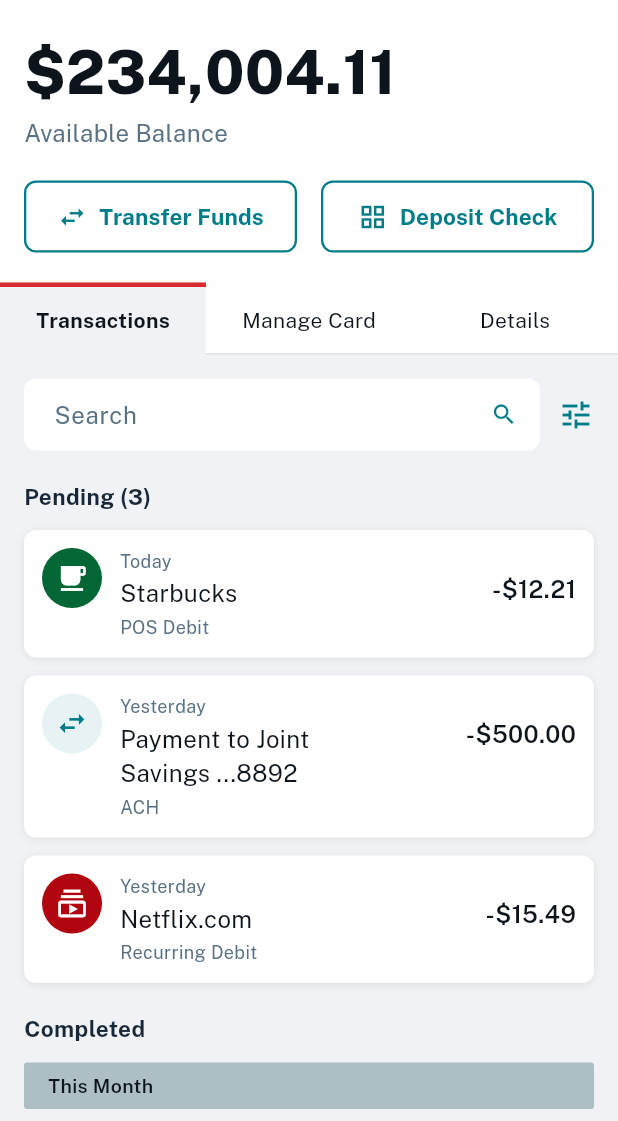
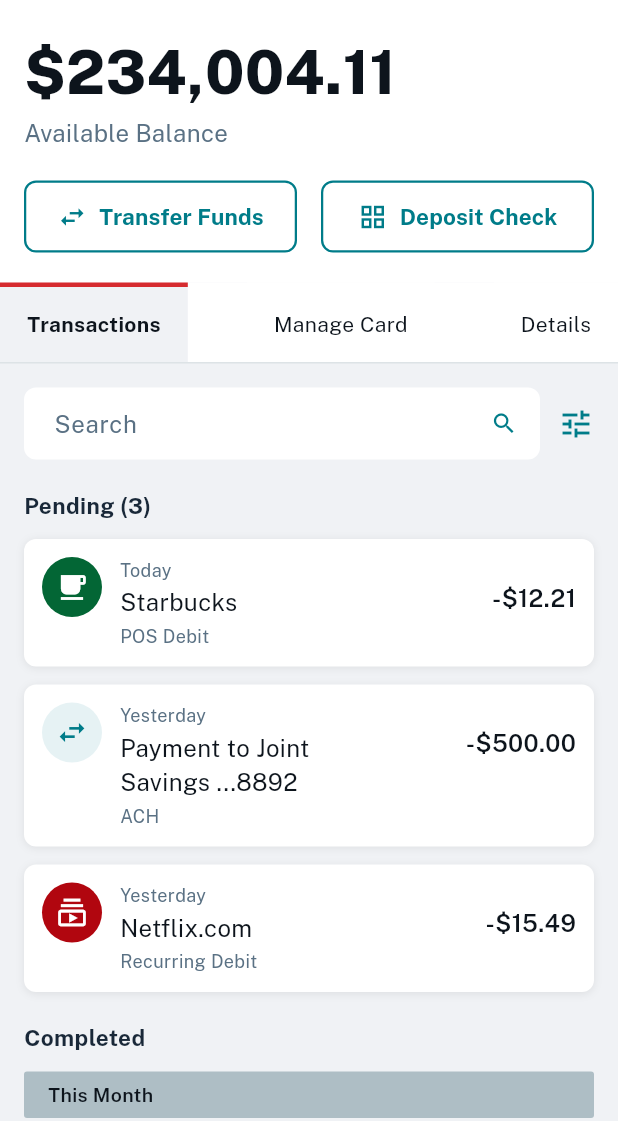
Before and after one commit to chrisfoisydev/MobileApp, a Flutter app: the AccountDetailScreen screen opened directly with sample values from the repository, on a phone screen of 412 x 824 dp, the part 115-1236 px from its top. Run offline on Flutter 3.47's test engine with Material 3 defaults, Android fonts, the phone set to English and light mode, and no system bars; our stand-ins replace google_fonts, web; missing offline and left inert: dart:js_interop, dart:ui_web.

Commit message:
Pad the tab segments instead of the tab content
Revert the Savings Buckets content padding to 16, and rework the account
tab bar so each tab sizes to its label with horizontal padding
(distributed across the width) rather than being crammed into equal
thirds — so the long 'Savings Buckets (N)' tab no longer looks squished.

https://claude.ai/code/session_01NuCKxaSF8m2VXGLc8nwLxh

```diff
--- a/lib/screens/account_tabs/savings_buckets_tab.dart
+++ b/lib/screens/account_tabs/savings_buckets_tab.dart
@@ -42,7 +42,7 @@ class SavingsBucketsTab extends StatelessWidget {
     final rest = buckets.where((b) => !b.isGoal).toList();
 
     return ListView(
-      padding: const EdgeInsets.fromLTRB(20, 16, 20, 24),
+      padding: const EdgeInsets.fromLTRB(16, 16, 16, 24),
       children: [
         Row(
           children: [
--- a/lib/widgets/account_tab_bar.dart
+++ b/lib/widgets/account_tab_bar.dart
@@ -18,17 +18,23 @@ class AccountTabBar extends StatelessWidget {
 
   @override
   Widget build(BuildContext context) {
-    return Row(
-      children: [
-        for (final (index, label) in tabs.indexed)
-          Expanded(
-            child: InkWell(
+    return Container(
+      decoration: const BoxDecoration(
+        color: Colors.white,
+        border: Border(bottom: BorderSide(color: AppColors.borderSubtle)),
+      ),
+      child: Row(
+        mainAxisAlignment: MainAxisAlignment.spaceBetween,
+        children: [
+          for (final (index, label) in tabs.indexed)
+            InkWell(
               onTap: () => onChanged(index),
               child: AnimatedContainer(
                 duration: const Duration(milliseconds: 220),
                 curve: Curves.easeOut,
-                height: 48,
-                alignment: Alignment.center,
+                // Tabs size to their label, with padding so longer labels
+                // (e.g. "Savings Buckets (2)") aren't squished.
+                padding: const EdgeInsets.symmetric(horizontal: 18, vertical: 15),
                 decoration: BoxDecoration(
                   color: index == selectedIndex
                       ? AppColors.pageBackground
@@ -39,11 +45,6 @@ class AccountTabBar extends StatelessWidget {
                           ? AppColors.becuRed
                           : Colors.transparent,
                       width: 3,
-                    ),
-                    bottom: BorderSide(
-                      color: index == selectedIndex
-                          ? Colors.transparent
-                          : AppColors.borderSubtle,
                     ),
                   ),
                 ),
@@ -62,8 +63,8 @@ class AccountTabBar extends StatelessWidget {
                 ),
               ),
             ),
-          ),
-      ],
+        ],
+      ),
     );
   }
 }
```
Also changed, not shown: 8 other files.
